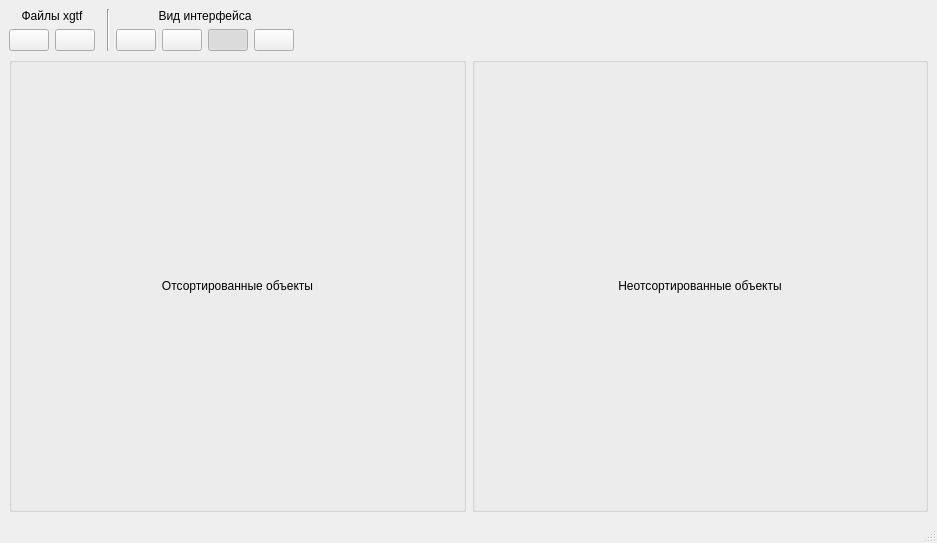
Above: uuid_maker/GUI/modules/QTForms/MainWindow.ui from Yrij-Zhavoronkov/WintreistsPractice before the change. Below: the same form after it.
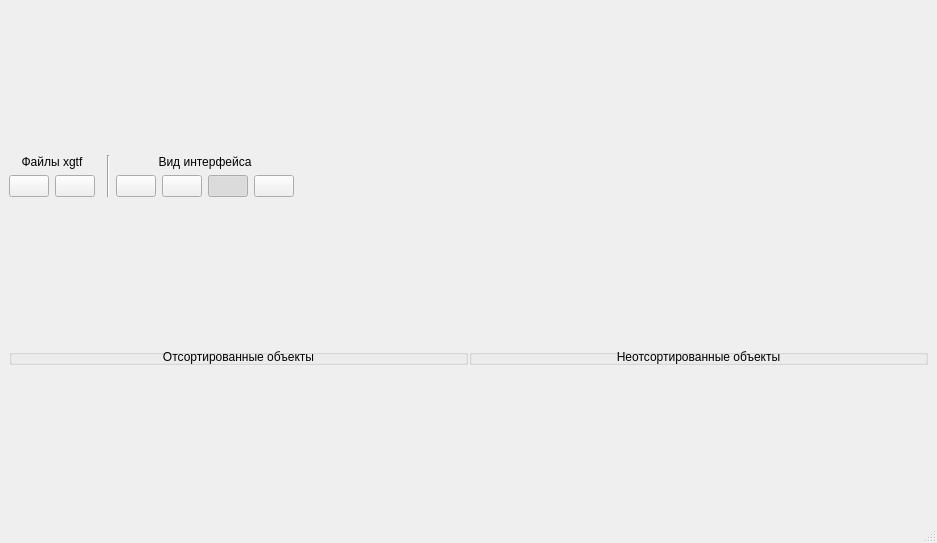
That is the form after the change. Icons and pictures are not drawn.

Diff of the .ui file:
```diff
--- a/uuid_maker/GUI/modules/QTForms/MainWindow.ui
+++ b/uuid_maker/GUI/modules/QTForms/MainWindow.ui
@@ -11,7 +11,12 @@
    </rect>
   </property>
   <property name="windowTitle">
-   <string>MainWindow</string>
+   <string>XGTFUuidCombiner</string>
+  </property>
+  <property name="styleSheet">
+   <string notr="true">QGroupBox {
+	padding: 0px;
+}</string>
   </property>
   <widget class="QWidget" name="centralwidget">
    <layout class="QVBoxLayout" name="verticalLayout_5">
@@ -278,12 +283,30 @@
      <layout class="QVBoxLayout" name="verticalLayout">
       <item>
        <layout class="QHBoxLayout" name="horizontalLayout_2">
+        <property name="spacing">
+         <number>1</number>
+        </property>
         <item>
          <widget class="QGroupBox" name="groupBox">
           <property name="title">
            <string/>
           </property>
           <layout class="QVBoxLayout" name="verticalLayout_2">
+           <property name="sizeConstraint">
+            <enum>QLayout::SetMaximumSize</enum>
+           </property>
+           <property name="leftMargin">
+            <number>0</number>
+           </property>
+           <property name="topMargin">
+            <number>0</number>
+           </property>
+           <property name="rightMargin">
+            <number>0</number>
+           </property>
+           <property name="bottomMargin">
+            <number>0</number>
+           </property>
            <item>
             <widget class="QLabel" name="label">
              <property name="sizePolicy">
@@ -309,6 +332,21 @@
            <string/>
           </property>
           <layout class="QVBoxLayout" name="verticalLayout_3">
+           <property name="sizeConstraint">
+            <enum>QLayout::SetMaximumSize</enum>
+           </property>
+           <property name="leftMargin">
+            <number>0</number>
+           </property>
+           <property name="topMargin">
+            <number>0</number>
+           </property>
+           <property name="rightMargin">
+            <number>0</number>
+           </property>
+           <property name="bottomMargin">
+            <number>0</number>
+           </property>
            <item>
             <widget class="QLabel" name="label_2">
              <property name="sizePolicy">
```
